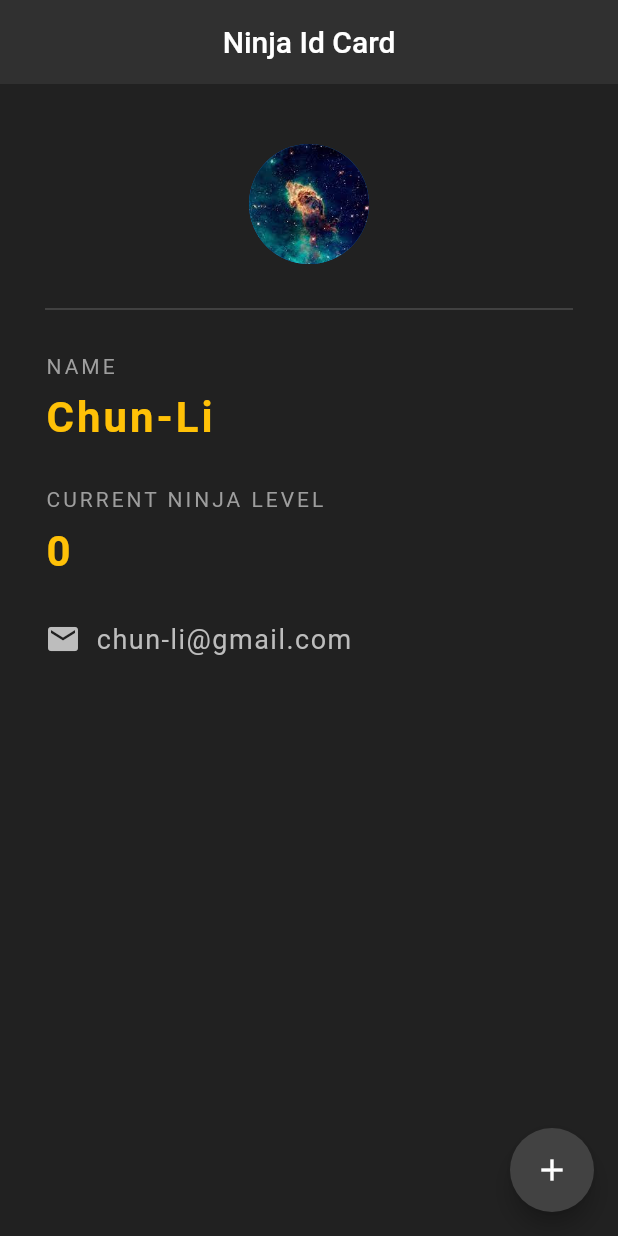
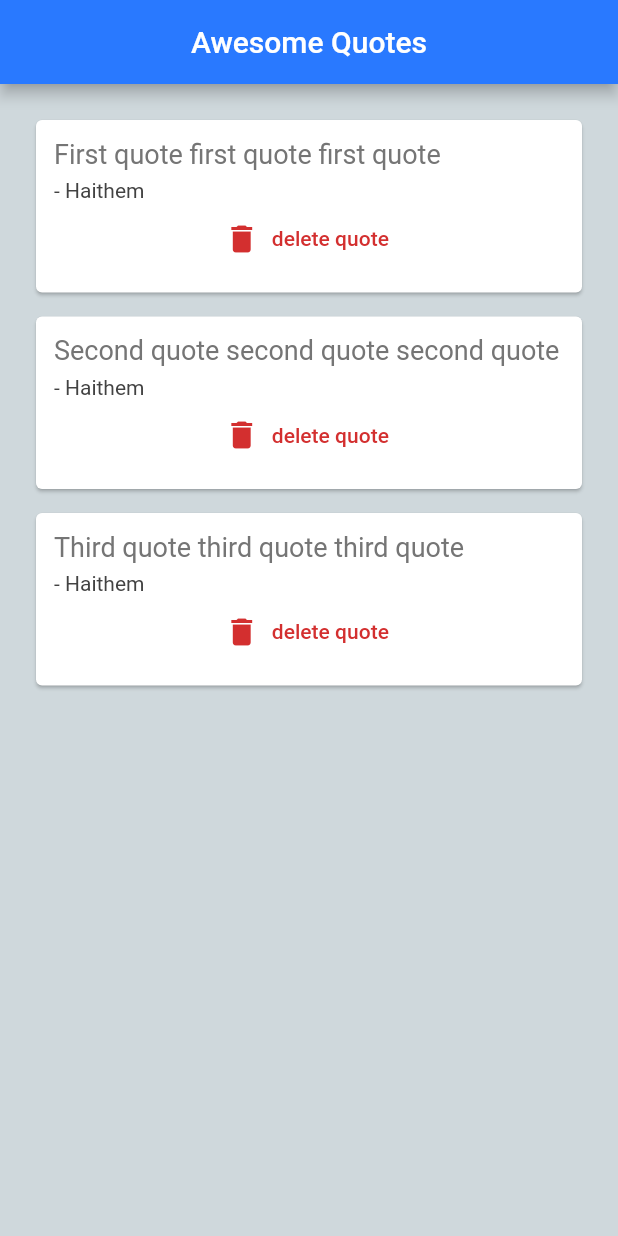
Before and after one commit to NasriHaithem/flutter-tutorial, a Flutter app: the screen it shows after launch, on a phone screen of 412 x 824 dp. Run offline on Flutter 3.47's test engine with Material 2 defaults, Android fonts, the phone set to English and light mode, and no system bars.

Commit message:
learning: Lists, Cards, Custom classes, Extracting Widgets, using Function as a parameters

```diff
--- a/lib/main.dart
+++ b/lib/main.dart
@@ -1,4 +1,6 @@
 import 'package:flutter/material.dart';
+import 'package:flutter_tutorial/quote.dart';
+import 'package:flutter_tutorial/quote_card.dart';
 
 void main() {
   runApp(const MaterialApp(
@@ -14,102 +16,33 @@ class Home extends StatefulWidget {
 
 class _HomeState extends State<Home> {
 
-  int ninjaLevel = 0;
+  List<Quote> quotes = [
+    Quote(text: "First quote first quote first quote", author: "Haithem") ,
+    Quote(text: "Second quote second quote second quote", author: "Haithem") ,
+    Quote(text: "Third quote third quote third quote", author: "Haithem") ,
+  ];
 
   @override
   Widget build(BuildContext context) {
     return Scaffold(
-      backgroundColor: Colors.grey[900],
+      backgroundColor: Colors.blueGrey[100],
       appBar: AppBar(
+        backgroundColor: Colors.blueAccent[400],
         centerTitle: true,
-        backgroundColor: Colors.grey[850],
-        elevation: 0.0,
-        title: const Text('Ninja Id Card'),
+        title: const Text("Awesome Quotes"),
       ),
-      floatingActionButton: FloatingActionButton(
-        onPressed: () {
-          setState(() {
-            ninjaLevel++;
-          });
-        },
-        backgroundColor: Colors.grey[800],
-        child: const Icon(Icons.add),
-      ),
-      body:  Padding(
-        padding: const EdgeInsets.fromLTRB(30.0, 40.0, 30.0, 0.0),
+      body: Padding(
+        padding: const EdgeInsets.all(8.0),
         child: Column(
           crossAxisAlignment: CrossAxisAlignment.start,
-          children: <Widget>[
-            const Center(
-              child: CircleAvatar(
-                backgroundImage: AssetImage('assets/img/cosmos.jpg'),
-                radius: 40.0,
-              ),
-            ),
-
-            Divider(
-              height: 60.0,
-              color: Colors.grey[700],
-            ),
-
-            const Text(
-              'NAME',
-              style: TextStyle(
-                color: Colors.grey,
-                letterSpacing: 2.0
-              ),
-            ),
-            const SizedBox(height: 10.0,),
-            const Text(
-              'Chun-Li',
-              style: TextStyle(
-                color: Colors.amber,
-                letterSpacing: 2.0,
-                fontSize: 28.0,
-                fontWeight: FontWeight.bold,
-              ),
-            ),
-
-            const SizedBox(height: 30.0,),
-
-            const Text(
-              'CURRENT NINJA LEVEL',
-              style: TextStyle(
-                  color: Colors.grey,
-                  letterSpacing: 2.0
-              ),
-            ),
-            const SizedBox(height: 10.0,),
-            Text(
-              '$ninjaLevel',
-              style: const TextStyle(
-                color: Colors.amber,
-                letterSpacing: 2.0,
-                fontSize: 28.0,
-                fontWeight: FontWeight.bold,
-              ),
-            ),
-
-            const SizedBox(height: 30.0,),
-
-            Row(
-              children: [
-                Icon(
-                  Icons.email,
-                  color: Colors.grey[400],
-                ),
-                const SizedBox(width: 10.0,),
-                Text(
-                  "chun-li@gmail.com",
-                  style: TextStyle(
-                    color: Colors.grey[400],
-                    letterSpacing: 1.0,
-                    fontSize: 18.0
-                  ),
-                )
-              ],
-            )
-          ],
+          children: quotes.map( (quote) => QuoteCard(
+              quote: quote,
+              delete: () {
+                setState(() {
+                  quotes.remove(quote);
+                });
+              },
+          )).toList(),
         ),
       ),
     );
--- /dev/null
+++ b/lib/quote.dart
@@ -0,0 +1,7 @@
+class Quote {
+ late String text;
+ late String author;
+
+ Quote({required this.text, required this.author});
+
+}
--- /dev/null
+++ b/lib/quote_card.dart
@@ -0,0 +1,57 @@
+import 'package:flutter/material.dart';
+import 'package:flutter_tutorial/quote.dart';
+
+class QuoteCard extends StatelessWidget {
+
+  final Quote quote;
+  final Function() delete;
+  const QuoteCard(
+      {
+        Key? key,
+        required this.quote,
+        required this.delete
+      }
+  ) : super(key: key);
+
+  @override
+  Widget build(BuildContext context) {
+    return Card(
+        margin: const EdgeInsets.fromLTRB(16.0, 16.0, 16.0, 0),
+        child: Padding(
+          padding: const EdgeInsets.all(12.0),
+          child: Column(
+            crossAxisAlignment: CrossAxisAlignment.stretch,
+            children: <Widget>[
+
+              Text(
+                quote.text,
+                style: TextStyle(
+                  fontSize: 18.0,
+                  color: Colors.grey[600],
+                ),
+              ),
+
+              const SizedBox(height: 6.0),
+
+              Text(
+                "- ${quote.author}",
+                style: TextStyle(
+                  fontSize: 14.0,
+                  color: Colors.grey[800],
+                ),
+              ),
+
+              TextButton.icon(
+                onPressed: delete,
+                icon: const Icon(Icons.delete),
+                label: const Text("delete quote "),
+                style: TextButton.styleFrom(
+                    primary: Colors.red[700]
+                ),
+              ),
+            ],
+          ),
+        )
+    );
+  }
+}
```
